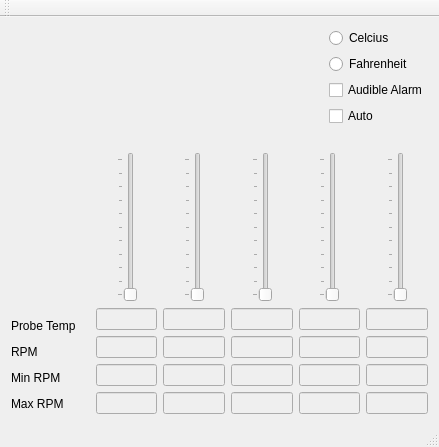
Above: gui_mainwindow.ui from Shub77/phoebetria-code before the change. Below: the same form after it.
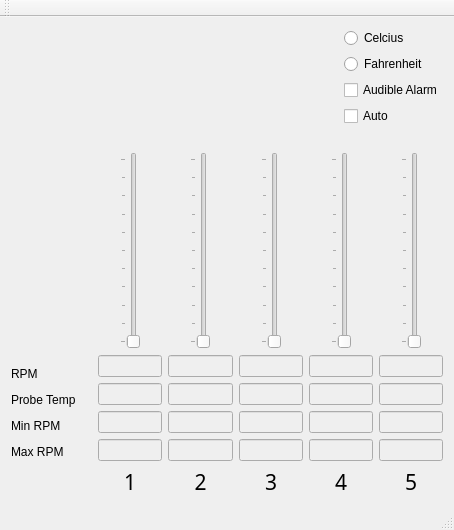
That is the form after the change.

Commit message: GUI RPM sliders now updated.

What changed in the file:
```diff
--- a/gui_mainwindow.ui
+++ b/gui_mainwindow.ui
@@ -6,8 +6,8 @@
    <rect>
     <x>0</x>
     <y>0</y>
-    <width>439</width>
-    <height>446</height>
+    <width>454</width>
+    <height>530</height>
    </rect>
   </property>
   <property name="sizePolicy">
@@ -96,6 +96,30 @@
           </property>
          </spacer>
         </item>
+        <item>
+         <layout class="QHBoxLayout" name="horizontalLayout_7">
+          <item>
+           <widget class="QLabel" name="label_2">
+            <property name="text">
+             <string>RPM</string>
+            </property>
+           </widget>
+          </item>
+          <item>
+           <spacer name="horizontalSpacer_13">
+            <property name="orientation">
+             <enum>Qt::Horizontal</enum>
+            </property>
+            <property name="sizeHint" stdset="0">
+             <size>
+              <width>60</width>
+              <height>20</height>
+             </size>
+            </property>
+           </spacer>
+          </item>
+         </layout>
+        </item>
         <item>
          <layout class="QVBoxLayout" name="verticalLayout_6">
           <item>
@@ -122,30 +146,6 @@
             </item>
            </layout>
           </item>
-          <item>
-           <layout class="QHBoxLayout" name="horizontalLayout_7">
-            <item>
-             <widget class="QLabel" name="label_2">
-              <property name="text">
-               <string>RPM</string>
-              </property>
-             </widget>
-            </item>
-            <item>
-             <spacer name="horizontalSpacer_13">
-              <property name="orientation">
-               <enum>Qt::Horizontal</enum>
-              </property>
-              <property name="sizeHint" stdset="0">
-               <size>
-                <width>60</width>
-                <height>20</height>
-               </size>
-              </property>
-             </spacer>
-            </item>
-           </layout>
-          </item>
           <item>
            <layout class="QHBoxLayout" name="horizontalLayout_8">
             <item>
@@ -202,6 +202,22 @@
           </item>
          </layout>
         </item>
+        <item>
+         <widget class="QLabel" name="label_10">
+          <property name="font">
+           <font>
+            <family>Arial Black</family>
+            <pointsize>16</pointsize>
+           </font>
+          </property>
+          <property name="text">
+           <string/>
+          </property>
+          <property name="alignment">
+           <set>Qt::AlignCenter</set>
+          </property>
+         </widget>
+        </item>
        </layout>
       </item>
       <item>
@@ -270,16 +286,6 @@
           </item>
          </layout>
         </item>
-        <item>
-         <widget class="QLineEdit" name="ctrl_probe1Temp">
-          <property name="enabled">
-           <bool>false</bool>
-          </property>
-          <property name="readOnly">
-           <bool>true</bool>
-          </property>
-         </widget>
-        </item>
         <item>
          <widget class="QLineEdit" name="ctrl_channel1speed">
           <property name="enabled">
@@ -290,6 +296,16 @@
           </property>
          </widget>
         </item>
+        <item>
+         <widget class="QLineEdit" name="ctrl_probe1Temp">
+          <property name="enabled">
+           <bool>false</bool>
+          </property>
+          <property name="readOnly">
+           <bool>true</bool>
+          </property>
+         </widget>
+        </item>
         <item>
          <widget class="QLineEdit" name="ctrl_channel1MinSpeed">
           <property name="enabled">
@@ -310,6 +326,22 @@
           </property>
          </widget>
         </item>
+        <item>
+         <widget class="QLabel" name="label_9">
+          <property name="font">
+           <font>
+            <family>Arial Black</family>
+            <pointsize>16</pointsize>
+           </font>
+          </property>
+          <property name="text">
+           <string>1</string>
+          </property>
+          <property name="alignment">
+           <set>Qt::AlignCenter</set>
+          </property>
+         </widget>
+        </item>
        </layout>
       </item>
       <item>
@@ -378,16 +410,6 @@
           </item>
          </layout>
         </item>
-        <item>
-         <widget class="QLineEdit" name="ctrl_probe2Temp">
-          <property name="enabled">
-           <bool>false</bool>
-          </property>
-          <property name="readOnly">
-           <bool>true</bool>
-          </property>
-         </widget>
-        </item>
         <item>
          <widget class="QLineEdit" name="ctrl_channel2speed">
           <property name="enabled">
@@ -398,6 +420,16 @@
           </property>
          </widget>
         </item>
+        <item>
+         <widget class="QLineEdit" name="ctrl_probe2Temp">
+          <property name="enabled">
+           <bool>false</bool>
+          </property>
+          <property name="readOnly">
+           <bool>true</bool>
+          </property>
+         </widget>
+        </item>
         <item>
          <widget class="QLineEdit" name="ctrl_channel2MinSpeed">
           <property name="enabled">
@@ -418,6 +450,22 @@
           </property>
          </widget>
         </item>
+        <item>
+         <widget class="QLabel" name="label_6">
+          <property name="font">
+           <font>
+            <family>Arial Black</family>
+            <pointsize>16</pointsize>
+           </font>
+          </property>
+          <property name="text">
+           <string>2</string>
+          </property>
+          <property name="alignment">
+           <set>Qt::AlignCenter</set>
+          </property>
+         </widget>
+        </item>
        </layout>
       </item>
       <item>
@@ -486,16 +534,6 @@
           </item>
          </layout>
         </item>
-        <item>
-         <widget class="QLineEdit" name="ctrl_probe3Temp">
-          <property name="enabled">
-           <bool>false</bool>
-          </property>
-          <property name="readOnly">
-           <bool>true</bool>
-          </property>
-         </widget>
-        </item>
         <item>
          <widget class="QLineEdit" name="ctrl_channel3speed">
           <property name="enabled">
@@ -506,6 +544,16 @@
           </property>
          </widget>
         </item>
+        <item>
+         <widget class="QLineEdit" name="ctrl_probe3Temp">
+          <property name="enabled">
+           <bool>false</bool>
+          </property>
+          <property name="readOnly">
+           <bool>true</bool>
+          </property>
+         </widget>
+        </item>
         <item>
          <widget class="QLineEdit" name="ctrl_channel3MinSpeed">
           <property name="enabled">
@@ -526,6 +574,22 @@
           </property>
          </widget>
         </item>
+        <item>
+         <widget class="QLabel" name="label_7">
+          <property name="font">
+           <font>
+            <family>Arial Black</family>
+            <pointsize>16</pointsize>
+           </font>
+          </property>
+          <property name="text">
+           <string>3</string>
+          </property>
+          <property name="alignment">
+           <set>Qt::AlignCenter</set>
+          </property>
+         </widget>
+        </item>
        </layout>
       </item>
       <item>
@@ -594,16 +658,6 @@
           </item>
          </layout>
         </item>
-        <item>
-         <widget class="QLineEdit" name="ctrl_probe4Temp">
-          <property name="enabled">
-           <bool>false</bool>
-          </property>
-          <property name="readOnly">
-           <bool>true</bool>
-          </property>
-         </widget>
-        </item>
         <item>
          <widget class="QLineEdit" name="ctrl_channel4speed">
           <property name="enabled">
@@ -614,6 +668,16 @@
           </property>
          </widget>
         </item>
+        <item>
+         <widget class="QLineEdit" name="ctrl_probe4Temp">
+          <property name="enabled">
+           <bool>false</bool>
+          </property>
+          <property name="readOnly">
+           <bool>true</bool>
+          </property>
+         </widget>
+        </item>
         <item>
          <widget class="QLineEdit" name="ctrl_channel4MinSpeed">
           <property name="enabled">
@@ -634,6 +698,22 @@
           </property>
          </widget>
         </item>
+        <item>
+         <widget class="QLabel" name="label_5">
+          <property name="font">
+           <font>
+            <family>Arial Black</family>
+            <pointsize>16</pointsize>
+           </font>
+          </property>
+          <property name="text">
+           <string>4</string>
+          </property>
+          <property name="alignment">
+           <set>Qt::AlignCenter</set>
+          </property>
+         </widget>
+        </item>
        </layout>
       </item>
       <item>
@@ -702,16 +782,6 @@
           </item>
          </layout>
         </item>
-        <item>
-         <widget class="QLineEdit" name="ctrl_probe5Temp">
-          <property name="enabled">
-           <bool>false</bool>
-          </property>
-          <property name="readOnly">
-           <bool>true</bool>
-          </property>
-         </widget>
-        </item>
         <item>
          <widget class="QLineEdit" name="ctrl_channel5speed">
           <property name="enabled">
@@ -722,6 +792,16 @@
           </property>
          </widget>
         </item>
+        <item>
+         <widget class="QLineEdit" name="ctrl_probe5Temp">
+          <property name="enabled">
+           <bool>false</bool>
+          </property>
+          <property name="readOnly">
+           <bool>true</bool>
+          </property>
+         </widget>
+        </item>
         <item>
          <widget class="QLineEdit" name="ctrl_channel5MinSpeed">
           <property name="enabled">
@@ -742,6 +822,22 @@
           </property>
          </widget>
         </item>
+        <item>
+         <widget class="QLabel" name="label_8">
+          <property name="font">
+           <font>
+            <family>Arial Black</family>
+            <pointsize>16</pointsize>
+           </font>
+          </property>
+          <property name="text">
+           <string>5</string>
+          </property>
+          <property name="alignment">
+           <set>Qt::AlignCenter</set>
+          </property>
+         </widget>
+        </item>
        </layout>
       </item>
      </layout>
```
Left out of the diff: 8 changed lines with no effect on the pictures. The commit also changes 2 other files.
